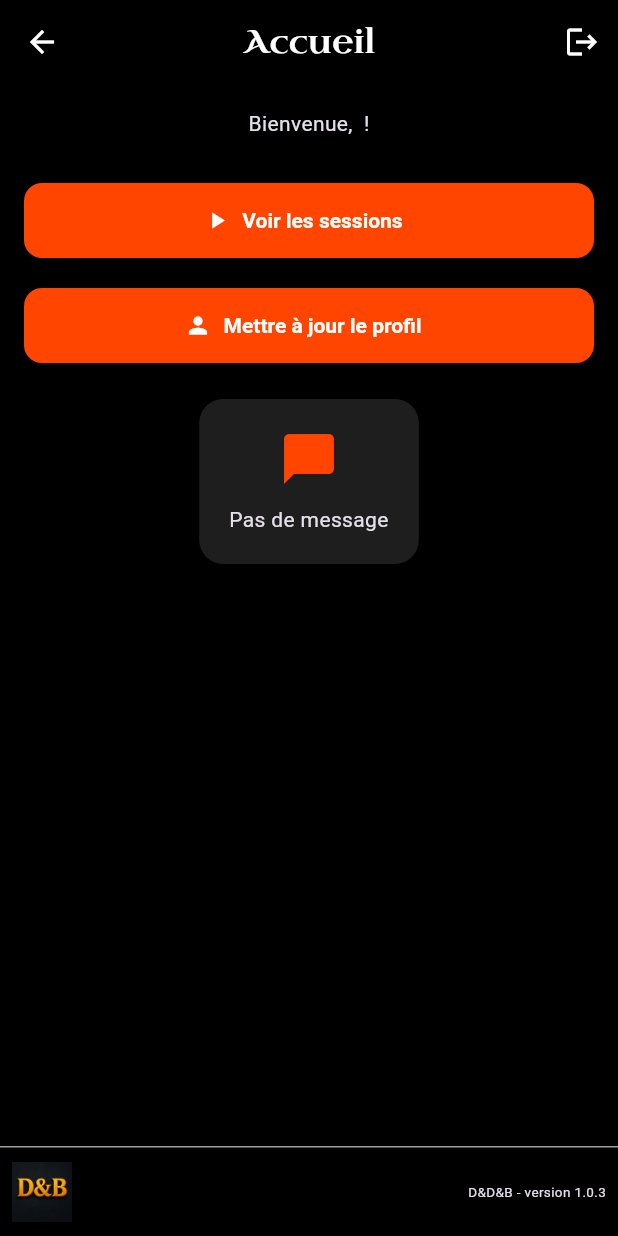
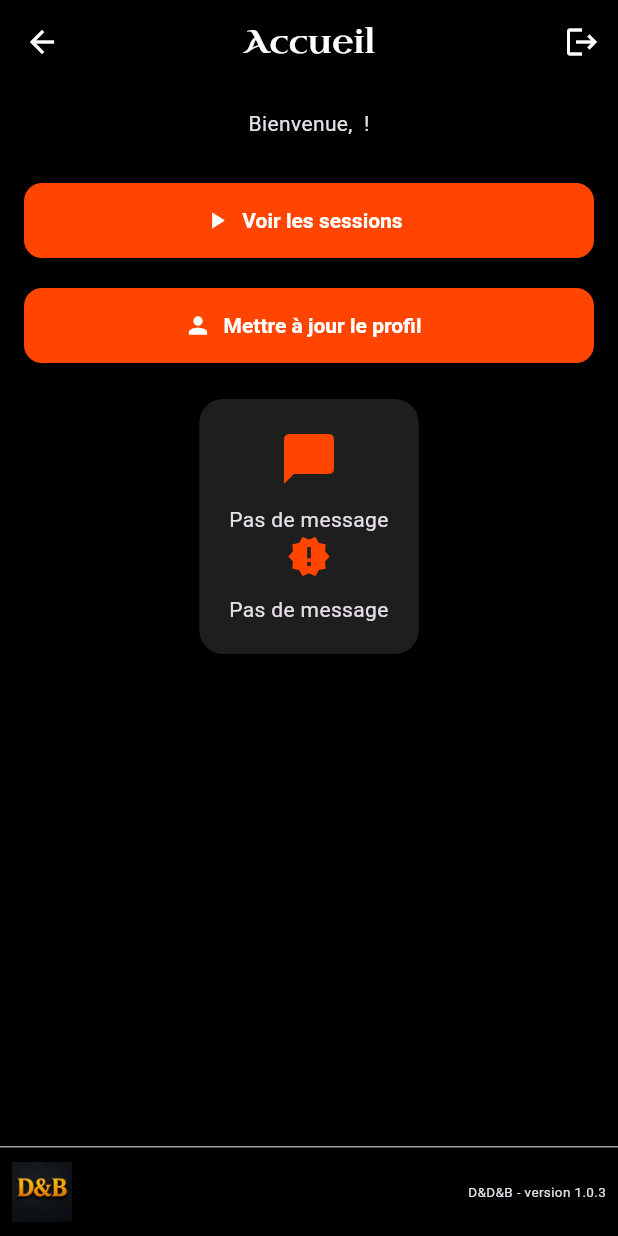
Before and after one commit to Cojay77/DDB, a Flutter app: the HomeScreen screen opened by its route, on a phone screen of 412 x 824 dp. Run offline on Flutter 3.47's test engine with Material 3 defaults, Android fonts, the light colour scheme and no system bars; our stand-ins replace firebase_auth, firebase_core, firebase_database, firebase_messaging, package_info_plus, shared_preferences; missing offline and left inert: dart:html, dart:js; accounts and stored records are empty.

Commit message:
Fixed deploy web directory and added release note

```diff
--- a/dnd_availability_app/lib/screens/home_screen.dart
+++ b/dnd_availability_app/lib/screens/home_screen.dart
@@ -44,6 +44,16 @@ class _HomeScreenState extends State<HomeScreen> {
   }
 
   Future<String> _fetchHomeMessage() async {
+    final messageRef = _dbRef;
+    final snap = await messageRef.child('text').get();
+    if (snap.exists) {
+      return snap.value.toString().replaceAll("\\n", "\n");
+    } else {
+      return "Pas de message";
+    }
+  }
+
+  Future<String> _fetchReleaseNote() async {
     final messageRef = _dbRef;
     final snap = await messageRef.child('text').get();
     if (snap.exists) {
@@ -161,6 +171,29 @@ class _HomeScreenState extends State<HomeScreen> {
                         );
                       },
                     ),
+                    Icon(
+                      Icons.new_releases,
+                      size: 30,
+                      color: theme.colorScheme.primary,
+                    ),
+                    const SizedBox(height: 10),
+                    FutureBuilder<String>(
+                      future: _fetchReleaseNote(),
+                      builder: (context, snapshot) {
+                        if (snapshot.connectionState ==
+                            ConnectionState.waiting) {
+                          return const CircularProgressIndicator();
+                        }
+                        if (!snapshot.hasData) {
+                          return const Text("");
+                        }
+                        return Text(
+                          snapshot.data!,
+                          textAlign: TextAlign.center,
+                          style: theme.textTheme.bodyMedium,
+                        );
+                      },
+                    ),
                   ],
                 ),
               ),
```
Also changed, not shown: 1 other file.
